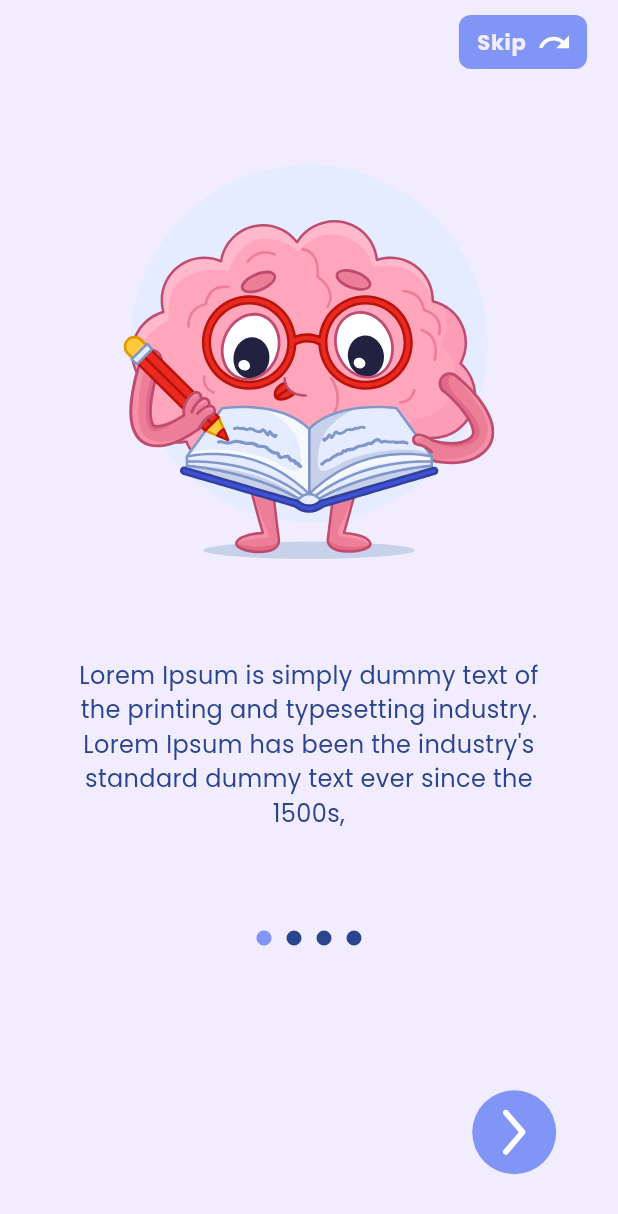
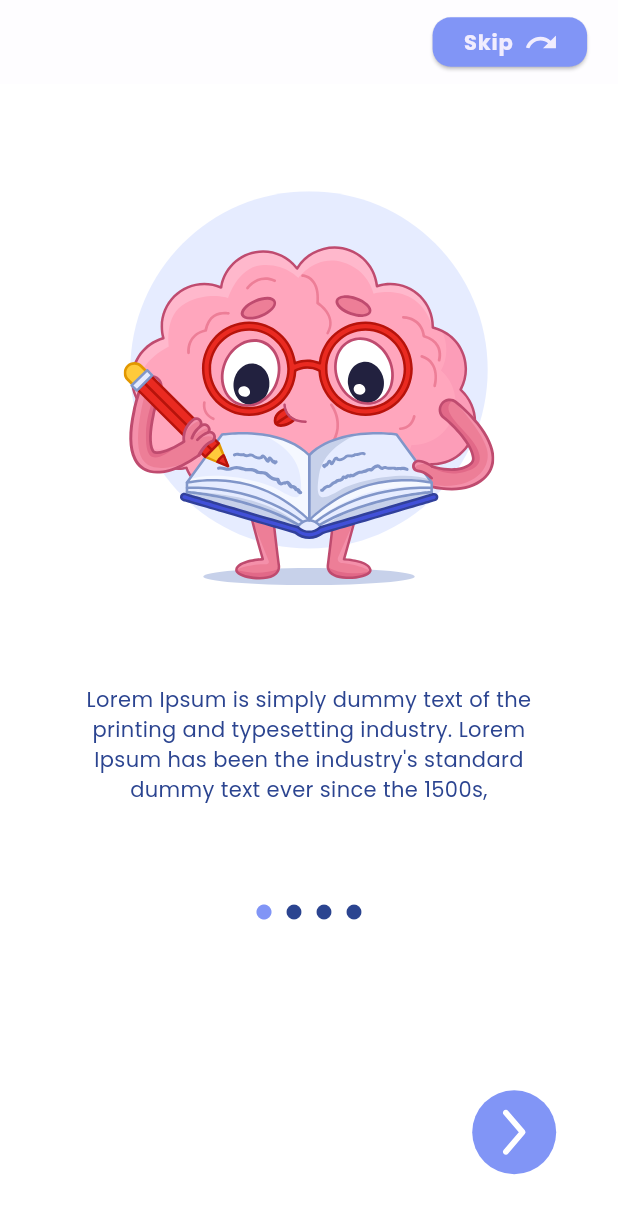
Before and after one commit to MokhtariHadjMohamed/lumya, a Flutter app: the screen it shows after launch, on a phone screen of 412 x 824 dp. Shown: the top 1214 px of the screen. Run offline on Flutter 3.47's test engine with Material 3 defaults, Android fonts, the light colour scheme and no system bars; our stand-ins replace bloc, dio, flutter_svg, go_router.

```diff
--- a/lib/constants/custom_colors.dart
+++ b/lib/constants/custom_colors.dart
@@ -1,13 +1,8 @@
 import 'package:flutter/material.dart';
 
 class CustomColor {
-  final Color _primery = Color(0xffF1EDFE);
-  final Color _secondary = Color(0xff8195F6);
-  final Color _tertiary = Color(0xff2B4490);
-  final Color _red = Color(0xffDA0000);
-
-  Color get primery => _primery;
-  Color get secondary => _secondary;
-  Color get tertiary => _tertiary;
-  Color get red => _red;
+  static const Color primary = Color(0xffF1EDFE);
+  static const Color secondary = Color(0xff8195F6);
+  static const Color tertiary = Color(0xff2B4490);
+  static const Color red = Color(0xffDA0000);
 }
--- a/lib/constants/custom_routes.dart
+++ b/lib/constants/custom_routes.dart
@@ -6,7 +6,6 @@ import '../presentation/screens/auth/splash_screen.dart';
 
 class CustomRoutes {
   final GoRouter _route = GoRouter(
-    // initialLocation: "$splashScreen/$onboardingScreen",
     initialLocation: splashScreen,
     routes: [
       // TODO Auth Routes
--- a/lib/constants/custom_theme.dart
+++ b/lib/constants/custom_theme.dart
@@ -6,13 +6,13 @@ class CustomTheme {
   final ThemeData _customLightTheme = ThemeData(
     useMaterial3: true,
     colorScheme: ColorScheme.light(
-      primary: CustomColor().primery,
-      secondary: CustomColor().secondary,
-      tertiary: CustomColor().tertiary,
+      primary: CustomColor.primary,
+      secondary: CustomColor.secondary,
+      tertiary: CustomColor.tertiary,
     ),
-    scaffoldBackgroundColor: CustomColor().primery,
+    scaffoldBackgroundColor: Colors.white,
     appBarTheme: AppBarTheme(
-      backgroundColor: CustomColor().primery,
+      backgroundColor: Colors.white,
       elevation: 4,
     ),
 
@@ -22,71 +22,71 @@ class CustomTheme {
         fontSize: 32,
         fontFamily: "Poppins",
         fontWeight: FontWeight.bold,
-        color: CustomColor().secondary,
+        color: CustomColor.secondary,
       ),
       headlineMedium: TextStyle(
         fontSize: 38,
         fontFamily: "Poppins",
         fontWeight: FontWeight.bold,
-        color: CustomColor().secondary,
+        color: CustomColor.secondary,
       ),
       headlineLarge: TextStyle(
         fontSize: 42,
         fontFamily: "Poppins",
         fontWeight: FontWeight.bold,
-        color: CustomColor().secondary,
+        color: CustomColor.secondary,
       ),
       // TODO Title
       titleLarge: TextStyle(
         fontSize: 28,
-        color: CustomColor().secondary,
+        color: CustomColor.secondary,
         fontFamily: "Poppins",
         fontWeight: FontWeight.bold,
       ),
       titleMedium: TextStyle(
         fontSize: 24,
-        color: CustomColor().secondary,
+        color: CustomColor.secondary,
         fontFamily: "Poppins",
         fontWeight: FontWeight.bold,
       ),
       titleSmall: TextStyle(
         fontSize: 20,
-        color: CustomColor().secondary,
+        color: CustomColor.secondary,
         fontFamily: "Poppins",
         fontWeight: FontWeight.bold,
       ),
       // TODO Body
       bodySmall: TextStyle(
-        fontSize: 14,
-        color: CustomColor().tertiary,
+        fontSize: 12,
+        color: CustomColor.tertiary,
         fontFamily: "Poppins",
       ),
       bodyMedium: TextStyle(
-        fontSize: 16,
-        color: CustomColor().tertiary,
+        fontSize: 14,
+        color: CustomColor.tertiary,
         fontFamily: "Poppins",
       ),
       bodyLarge: TextStyle(
-        fontSize: 18,
-        color: CustomColor().tertiary,
+        fontSize: 16,
+        color: CustomColor.tertiary,
         fontFamily: "Poppins",
       ),
       // TODO Label
       labelSmall: TextStyle(
         fontSize: 14,
-        color: CustomColor().primery,
+        color: CustomColor.primary,
         fontFamily: "Poppins",
         fontWeight: FontWeight.bold,
       ),
       labelMedium: TextStyle(
         fontSize: 16,
-        color: CustomColor().primery,
+        color: CustomColor.primary,
         fontFamily: "Poppins",
         fontWeight: FontWeight.bold,
       ),
       labelLarge: TextStyle(
         fontSize: 24,
-        color: CustomColor().primery,
+        color: CustomColor.primary,
         fontFamily: "Poppins",
         fontWeight: FontWeight.bold,
       ),
@@ -99,13 +99,13 @@ class CustomTheme {
   final ThemeData _customDarkTheme = ThemeData(
     useMaterial3: true,
     colorScheme: ColorScheme.light(
-      primary: CustomColor().primery,
-      secondary: CustomColor().secondary,
-      tertiary: CustomColor().tertiary,
+      primary: CustomColor.primary,
+      secondary: CustomColor.secondary,
+      tertiary: CustomColor.tertiary,
     ),
-    scaffoldBackgroundColor: CustomColor().primery,
+    scaffoldBackgroundColor:  Colors.white,
     appBarTheme: AppBarTheme(
-      backgroundColor: CustomColor().primery,
+      backgroundColor: Colors.white,
       elevation: 4,
     ),
 
@@ -115,52 +115,52 @@ class CustomTheme {
         fontSize: 20,
         fontFamily: "Poppins",
         fontWeight: FontWeight.bold,
-        color: CustomColor().secondary,
+        color: CustomColor.secondary,
       ),
       headlineMedium: TextStyle(
         fontSize: 24,
         fontFamily: "Poppins",
         fontWeight: FontWeight.bold,
-        color: CustomColor().secondary,
+        color: CustomColor.secondary,
       ),
       headlineLarge: TextStyle(
         fontSize: 32,
         fontFamily: "Poppins",
         fontWeight: FontWeight.bold,
-        color: CustomColor().secondary,
+        color: CustomColor.secondary,
       ),
       // TODO Body
       bodySmall: TextStyle(
         fontSize: 14,
-        color: CustomColor().secondary,
+        color: CustomColor.secondary,
         fontFamily: "Poppins",
       ),
       bodyMedium: TextStyle(
         fontSize: 16,
-        color: CustomColor().secondary,
+        color: CustomColor.secondary,
         fontFamily: "Poppins",
       ),
       bodyLarge: TextStyle(
         fontSize: 18,
-        color: CustomColor().secondary,
+        color: CustomColor.secondary,
         fontFamily: "Poppins",
       ),
       // TODO Label
       labelSmall: TextStyle(
         fontSize: 14,
-        color: CustomColor().primery,
+        color: CustomColor.primary,
         fontFamily: "Poppins",
         fontWeight: FontWeight.bold,
       ),
       labelMedium: TextStyle(
         fontSize: 16,
-        color: CustomColor().primery,
+        color: CustomColor.primary,
         fontFamily: "Poppins",
         fontWeight: FontWeight.bold,
       ),
       labelLarge: TextStyle(
         fontSize: 24,
-        color: CustomColor().primery,
+        color: CustomColor.primary,
         fontFamily: "Poppins",
         fontWeight: FontWeight.bold,
       ),
--- a/lib/l10n/app_localizations.dart
+++ b/lib/l10n/app_localizations.dart
@@ -112,6 +112,60 @@ abstract class AppLocalizations {
   /// In en, this message translates to:
   /// **'Skip'**
   String get skip;
+
+  /// No description provided for @welcome_to_lumya.
+  ///
+  /// In en, this message translates to:
+  /// **'Welcome to Lumya'**
+  String get welcome_to_lumya;
+
+  /// No description provided for @email.
+  ///
+  /// In en, this message translates to:
+  /// **'E-mail:'**
+  String get email;
+
+  /// No description provided for @password.
+  ///
+  /// In en, this message translates to:
+  /// **'Password:'**
+  String get password;
+
+  /// No description provided for @forgot_password.
+  ///
+  /// In en, this message translates to:
+  /// **'Forgot Password?'**
+  String get forgot_password;
+
+  /// No description provided for @log_in.
+  ///
+  /// In en, this message translates to:
+  /// **'Log In'**
+  String get log_in;
+
+  /// No description provided for @dont_have_account.
+  ///
+  /// In en, this message translates to:
+  /// **'Don\'t have an account? '**
+  String get dont_have_account;
+
+  /// No description provided for @sign_up.
+  ///
+  /// In en, this message translates to:
+  /// **'Sign Up'**
+  String get sign_up;
+
+  /// No description provided for @already_have_account.
+  ///
+  /// In en, this message translates to:
+  /// **'Already have an account? '**
+  String get already_have_account;
+
+  /// No description provided for @create_account.
+  ///
+  /// In en, this message translates to:
+  /// **'Create Account'**
+  String get create_account;
 }
 
 class _AppLocalizationsDelegate extends LocalizationsDelegate<AppLocalizations> {
--- a/lib/presentation/screens/auth/on_boarding_screen.dart
+++ b/lib/presentation/screens/auth/on_boarding_screen.dart
@@ -6,7 +6,7 @@ import '../../../l10n/app_localizations.dart';
 import '../../widgets/custom_button.dart';
 import '../../widgets/custom_icon_button.dart';
 import '../../widgets/pagination_indicator.dart';
-import '../../../utils/custom_dimension.dart';
+import 'package:lumya/utils/custom_dimension.dart';
 
 class OnBoardingScreen extends StatefulWidget {
   const OnBoardingScreen({super.key});
@@ -50,10 +50,16 @@ class _OnBoardingScreenState extends State<OnBoardingScreen> {
         actions: [
           CustomButton(
             text: AppLocalizations.of(context)!.skip,
+            width: customDimension.widthSize(.25),
+            height: customDimension.heightSize(.04),
             textStyle: Theme.of(context).textTheme.labelSmall,
             icon: SvgPicture.asset(
               'assets/icons/skip_arrow.svg',
               width: customDimension.widthSize(.05),
+              colorFilter: ColorFilter.mode(
+                Theme.of(context).colorScheme.primary,
+                BlendMode.srcIn,
+              ),
             ),
             onPressed: () {
               context.go("/$logInScreen");
--- a/lib/presentation/widgets/custom_button.dart
+++ b/lib/presentation/widgets/custom_button.dart
@@ -1,43 +1,55 @@
 import 'package:flutter/material.dart';
-import '../../constants/custom_colors.dart';
 
 class CustomButton extends StatelessWidget {
   final Function() onPressed;
-  final String text;
+  final String? text;
   final Widget? icon;
   final TextStyle? textStyle;
+
+  final double width;
+  final double height;
+  final ButtonStyle? buttonStyle;
 
   const CustomButton({
     super.key,
     required this.onPressed,
-    required this.text,
+    this.text,
     this.icon,
     this.textStyle,
+    this.width = double.infinity,
+    this.height = 50.0,
+    this.buttonStyle,
   });
 
   @override
   Widget build(BuildContext context) {
     final theme = Theme.of(context);
 
-    return InkWell(
-      onTap: onPressed,
-      borderRadius: BorderRadius.circular(8),
-      child: Container(
-        padding: const EdgeInsets.symmetric(horizontal: 12, vertical: 8),
-        decoration: BoxDecoration(
-          color: CustomColor().secondary,
-          borderRadius: BorderRadius.circular(8),
+    return SizedBox(
+      width: width,
+      height: height,
+      child: ElevatedButton(
+        onPressed: onPressed,
+        style: buttonStyle ?? ElevatedButton.styleFrom(
+          backgroundColor: theme.colorScheme.secondary,
+          shape: RoundedRectangleBorder(
+            borderRadius: BorderRadius.circular(12.0),
+          ),
         ),
         child: Row(
           mainAxisSize: MainAxisSize.min,
+          spacing: 8.0,
           children: [
-            Text(
-              text,
-              style:
-                  textStyle ??
-                  theme.textTheme.labelSmall,
-            ),
-            if (icon != null) ...[const SizedBox(width: 8), icon!],
+            if (text != null)
+              Text(
+                text!,
+                style:
+                    textStyle ??
+                    theme.textTheme.labelLarge!.copyWith(
+                      color: theme.colorScheme.primary,
+                    ),
+              ),
+            if (icon != null) icon!,
           ],
         ),
       ),
--- a/lib/presentation/widgets/pagination_indicator.dart
+++ b/lib/presentation/widgets/pagination_indicator.dart
@@ -19,7 +19,7 @@ class PaginationIndicator extends StatelessWidget {
         (index) => Icon(
           Icons.circle,
           size: pointerSize,
-          color: index == currentIndex ? CustomColor().secondary : CustomColor().tertiary ,
+          color: index == currentIndex ? CustomColor.secondary : CustomColor.tertiary ,
         ),
       ),
     );
```
Also changed, not shown: lib/l10n/app_en.arb (+13 -1 lines), lib/l10n/app_fr.arb (+15 -4 lines), lib/l10n/app_localizations_en.dart (+27 -1 lines), lib/l10n/app_localizations_fr.dart (+27 -1 lines).
